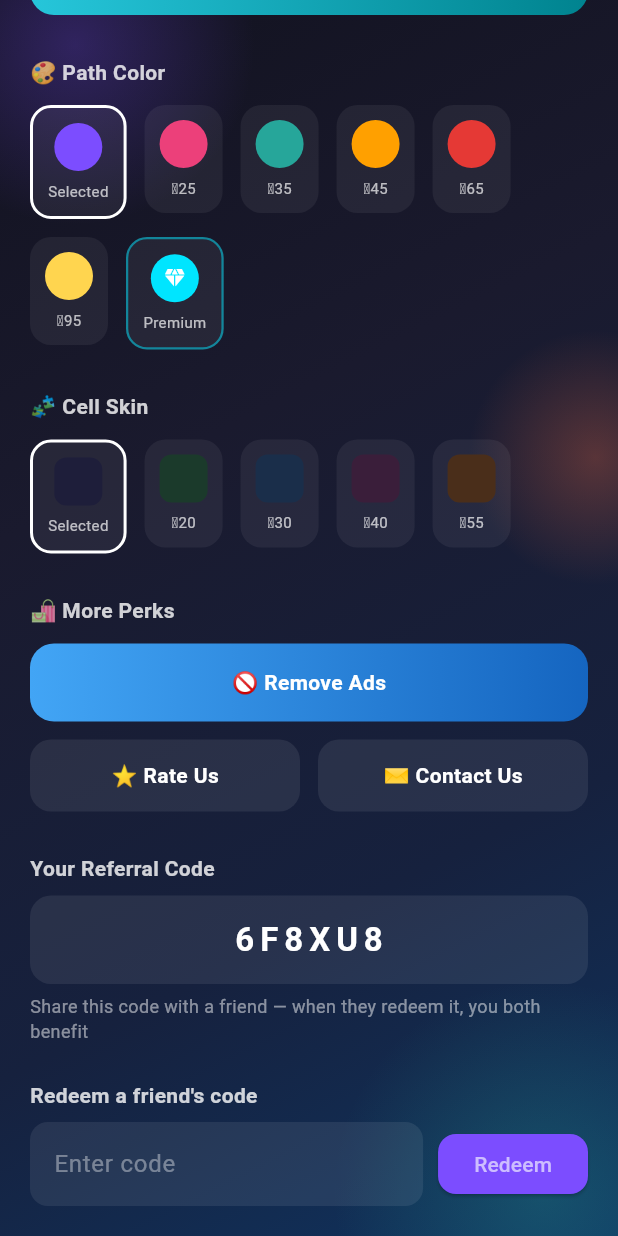
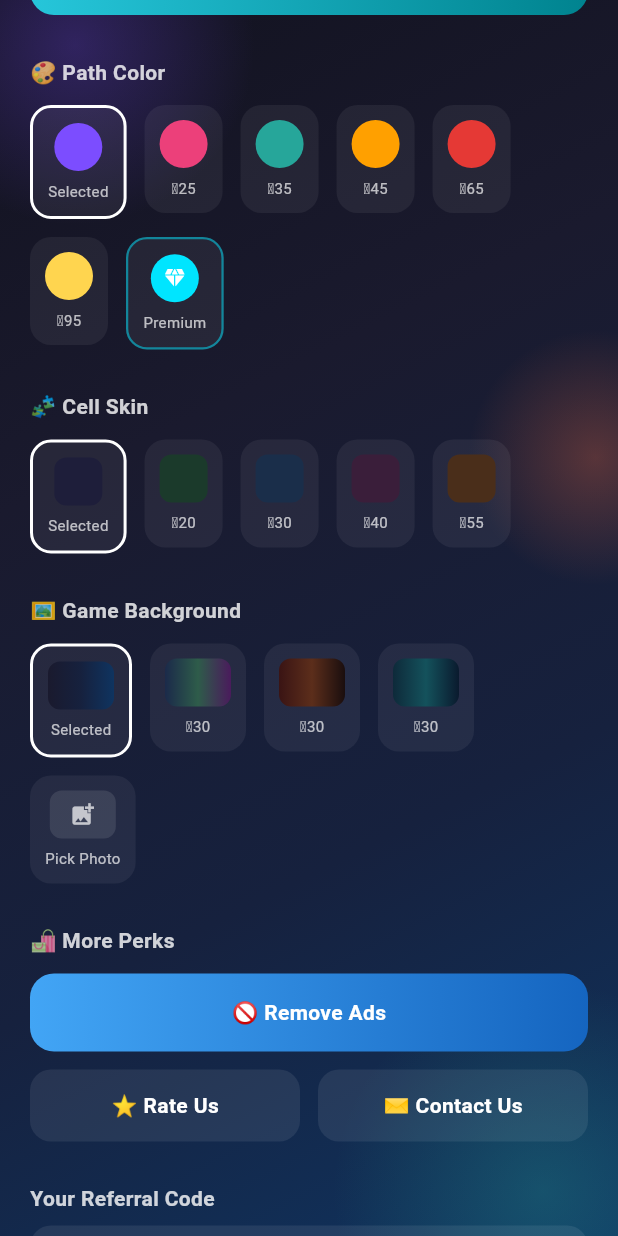
Before and after one commit to mojumder01/Dola-Foundation, a Flutter app: the RewardsScreen screen opened directly, scrolled down 455 dp, on a phone screen of 412 x 824 dp. Run offline on Flutter 3.47's test engine with Material 3 defaults, Android fonts, the phone set to English and light mode, and no system bars; our stand-ins replace google_mobile_ads, image_picker, in_app_purchase, shared_preferences; accounts and stored records are empty.

Commit message:
Add customizable game-screen background (presets + device photo)
- AppBackground now accepts optional gradientColors/imagePath so a single
  screen (GameScreen) can override the default look without affecting
  every other screen
- MazeBackgroundManager offers 3 coin-priced gradient presets plus a free
  slot that opens the device gallery via image_picker and uses the chosen
  photo (dimmed overlay) as the game background (#18)

```diff
--- a/mazebloom-game/lib/screens/rewards_screen.dart
+++ b/mazebloom-game/lib/screens/rewards_screen.dart
@@ -1,6 +1,7 @@
 import 'dart:async';
 import 'dart:math';
 import 'package:flutter/material.dart';
+import 'package:image_picker/image_picker.dart';
 import 'package:url_launcher/url_launcher.dart';
 import '../utils/coin_manager.dart';
 import '../utils/gem_manager.dart';
@@ -12,6 +13,7 @@ import '../utils/app_language.dart';
 import '../utils/app_links.dart';
 import '../utils/path_color_manager.dart';
 import '../utils/cell_skin_manager.dart';
+import '../utils/maze_background_manager.dart';
 import '../widgets/app_background.dart';
 import 'spin_wheel_screen.dart';
 
@@ -38,6 +40,8 @@ class _RewardsScreenState extends State<RewardsScreen> {
   Set<String> _unlockedColorIds = {};
   String _selectedSkinId = CellSkinManager.defaultId;
   Set<String> _unlockedSkinIds = {};
+  String _selectedBgId = MazeBackgroundManager.defaultId;
+  Set<String> _unlockedBgIds = {};
   final _codeController = TextEditingController();
   StreamSubscription<void>? _iapSubscription;
 
@@ -69,6 +73,8 @@ class _RewardsScreenState extends State<RewardsScreen> {
     final unlockedColorIds = await PathColorManager.getUnlockedIds();
     final selectedSkinId = await CellSkinManager.getSelectedId();
     final unlockedSkinIds = await CellSkinManager.getUnlockedIds();
+    final selectedBgId = await MazeBackgroundManager.getSelectedId();
+    final unlockedBgIds = await MazeBackgroundManager.getUnlockedIds();
     setState(() {
       _coins = coins;
       _gems = gems;
@@ -79,6 +85,8 @@ class _RewardsScreenState extends State<RewardsScreen> {
       _unlockedColorIds = unlockedColorIds;
       _selectedSkinId = selectedSkinId;
       _unlockedSkinIds = unlockedSkinIds;
+      _selectedBgId = selectedBgId;
+      _unlockedBgIds = unlockedBgIds;
       _loading = false;
     });
   }
@@ -138,6 +146,25 @@ class _RewardsScreenState extends State<RewardsScreen> {
       return;
     }
     final ok = await CellSkinManager.purchase(option.id);
+    if (ok) await _load();
+  }
+
+  Future<void> _buyOrSelectBackground(MazeBackgroundOption option) async {
+    if (option.isCustomPhoto) {
+      final picked = await ImagePicker().pickImage(source: ImageSource.gallery);
+      if (picked == null) return;
+      await MazeBackgroundManager.setCustomPhotoPath(picked.path);
+      await _load();
+      return;
+    }
+    final alreadyUnlocked = _unlockedBgIds.contains(option.id);
+    if (!alreadyUnlocked && _coins < option.cost) {
+      ScaffoldMessenger.of(context).showSnackBar(
+        SnackBar(content: Text(tr('যথেষ্ট কয়েন নেই', 'Not enough coins'))),
+      );
+      return;
+    }
+    final ok = await MazeBackgroundManager.purchase(option.id);
     if (ok) await _load();
   }
 
@@ -437,6 +464,55 @@ class _RewardsScreenState extends State<RewardsScreen> {
                       ),
                       const SizedBox(height: 28),
 
+                      Text(tr('🖼️ গেম ব্যাকগ্রাউন্ড', '🖼️ Game Background'), style: TextStyle(color: Colors.white.withOpacity(0.8), fontWeight: FontWeight.bold)),
+                      const SizedBox(height: 12),
+                      Wrap(
+                        spacing: 12,
+                        runSpacing: 12,
+                        children: MazeBackgroundManager.options.map((option) {
+                          final unlocked = _unlockedBgIds.contains(option.id);
+                          final selected = option.id == _selectedBgId;
+                          String label;
+                          if (option.isCustomPhoto) {
+                            label = unlocked ? (selected ? tr('বাছা হয়েছে', 'Selected') : tr('বদলাও', 'Change')) : tr('ছবি বাছো', 'Pick Photo');
+                          } else {
+                            label = unlocked ? (selected ? tr('বাছা হয়েছে', 'Selected') : tr('আনলকড', 'Unlocked')) : '🪙${option.cost}';
+                          }
+                          return GestureDetector(
+                            onTap: () => _buyOrSelectBackground(option),
+                            child: Container(
+                              padding: const EdgeInsets.all(10),
+                              decoration: BoxDecoration(
+                                color: Colors.white.withOpacity(0.06),
+                                borderRadius: BorderRadius.circular(14),
+                                border: selected ? Border.all(color: Colors.white, width: 2) : null,
+                              ),
+                              child: Column(
+                                children: [
+                                  Container(
+                                    width: 44,
+                                    height: 32,
+                                    decoration: BoxDecoration(
+                                      gradient: option.isCustomPhoto
+                                          ? null
+                                          : LinearGradient(colors: option.colors),
+                                      color: option.isCustomPhoto ? Colors.white.withOpacity(0.1) : null,
+                                      borderRadius: BorderRadius.circular(8),
+                                    ),
+                                    child: option.isCustomPhoto
+                                        ? const Icon(Icons.add_photo_alternate, color: Colors.white70, size: 18)
+                                        : null,
+                                  ),
+                                  const SizedBox(height: 6),
+                                  Text(label, style: const TextStyle(color: Colors.white70, fontSize: 10)),
+                                ],
+                              ),
+                            ),
+                          );
+                        }).toList(),
+                      ),
+                      const SizedBox(height: 28),
+
                       Text(tr('🛍️ আরও সুবিধা', '🛍️ More Perks'), style: TextStyle(color: Colors.white.withOpacity(0.8), fontWeight: FontWeight.bold)),
                       const SizedBox(height: 12),
                       if (IapService.adsRemoved)
--- /dev/null
+++ b/mazebloom-game/lib/utils/maze_background_manager.dart
@@ -0,0 +1,85 @@
+import 'package:flutter/material.dart';
+import 'package:shared_preferences/shared_preferences.dart';
+import 'coin_manager.dart';
+
+// গেম স্ক্রিনের background — কিছু আগে থেকে বানানো gradient, আর একটা স্লট নিজের ফোনের ছবি দিয়ে customize করার জন্য
+class MazeBackgroundOption {
+  final String id;
+  final List<Color> colors;
+  final int cost;
+  final bool isCustomPhoto; // true হলে device থেকে বাছা ছবি — কয়েন লাগে না, কিন্তু আগে ছবি বাছতে হবে
+
+  const MazeBackgroundOption({
+    required this.id,
+    required this.colors,
+    required this.cost,
+    this.isCustomPhoto = false,
+  });
+}
+
+class MazeBackgroundManager {
+  static const _unlockedKey = 'mazebloom_unlocked_bg';
+  static const _selectedKey = 'mazebloom_selected_bg';
+  static const _customPathKey = 'mazebloom_custom_bg_path';
+  static const String defaultId = 'default';
+  static const String customId = 'custom_photo';
+
+  static const List<MazeBackgroundOption> options = [
+    MazeBackgroundOption(id: defaultId, colors: [Color(0xFF1A1A2E), Color(0xFF16213E), Color(0xFF0F3460)], cost: 0),
+    MazeBackgroundOption(id: 'aurora', colors: [Color(0xFF1B2A4A), Color(0xFF2E5C4A), Color(0xFF4A1B5C)], cost: 30),
+    MazeBackgroundOption(id: 'ember', colors: [Color(0xFF3A1414), Color(0xFF5C2E1B), Color(0xFF1A0E0E)], cost: 30),
+    MazeBackgroundOption(id: 'lagoon', colors: [Color(0xFF0E2A3A), Color(0xFF14525C), Color(0xFF0A1A2E)], cost: 30),
+    MazeBackgroundOption(id: customId, colors: [Color(0xFF1A1A2E), Color(0xFF16213E)], cost: 0, isCustomPhoto: true),
+  ];
+
+  static MazeBackgroundOption optionFor(String id) =>
+      options.firstWhere((o) => o.id == id, orElse: () => options.first);
+
+  static Future<Set<String>> getUnlockedIds() async {
+    final prefs = await SharedPreferences.getInstance();
+    return (prefs.getStringList(_unlockedKey) ?? [defaultId]).toSet()..add(defaultId);
+  }
+
+  static Future<String> getSelectedId() async {
+    final prefs = await SharedPreferences.getInstance();
+    return prefs.getString(_selectedKey) ?? defaultId;
+  }
+
+  static Future<void> select(String id) async {
+    final prefs = await SharedPreferences.getInstance();
+    await prefs.setString(_selectedKey, id);
+  }
+
+  static Future<String?> getCustomPhotoPath() async {
+    final prefs = await SharedPreferences.getInstance();
+    return prefs.getString(_customPathKey);
+  }
+
+  static Future<void> setCustomPhotoPath(String path) async {
+    final prefs = await SharedPreferences.getInstance();
+    await prefs.setString(_customPathKey, path);
+    final unlocked = await getUnlockedIds();
+    unlocked.add(customId);
+    await prefs.setStringList(_unlockedKey, unlocked.toList());
+    await select(customId);
+  }
+
+  static Future<bool> purchase(String id) async {
+    final option = optionFor(id);
+    if (option.isCustomPhoto) return false; // এটা ছবি বাছার মাধ্যমেই আনলক হয়
+
+    final unlocked = await getUnlockedIds();
+    if (unlocked.contains(id)) {
+      await select(id);
+      return true;
+    }
+    final spent = await CoinManager.spendCoins(option.cost);
+    if (!spent) return false;
+
+    final prefs = await SharedPreferences.getInstance();
+    unlocked.add(id);
+    await prefs.setStringList(_unlockedKey, unlocked.toList());
+    await select(id);
+    return true;
+  }
+}
--- a/mazebloom-game/lib/widgets/app_background.dart
+++ b/mazebloom-game/lib/widgets/app_background.dart
@@ -1,29 +1,42 @@
+import 'dart:io';
 import 'package:flutter/material.dart';
 
 // সব screen এ একই রকম richer-looking background — flat gradient এর বদলে
-// soft glow blob গুলো দিয়ে একটু depth/visual interest যুক্ত করে
+// soft glow blob গুলো দিয়ে একটু depth/visual interest যুক্ত করে।
+// gradientColors/imagePath দিলে GameScreen এ customizable background ও দেখানো যায় (#18)
 class AppBackground extends StatelessWidget {
   final Widget child;
+  final List<Color>? gradientColors;
+  final String? imagePath;
 
-  const AppBackground({super.key, required this.child});
+  const AppBackground({super.key, required this.child, this.gradientColors, this.imagePath});
+
+  static const List<Color> _defaultColors = [
+    Color(0xFF12121F), Color(0xFF1A1A2E), Color(0xFF16213E), Color(0xFF0F3460),
+  ];
 
   @override
   Widget build(BuildContext context) {
+    final colors = gradientColors ?? _defaultColors;
     return Container(
-      decoration: const BoxDecoration(
+      decoration: BoxDecoration(
         gradient: LinearGradient(
           begin: Alignment.topLeft,
           end: Alignment.bottomRight,
-          colors: [Color(0xFF12121F), Color(0xFF1A1A2E), Color(0xFF16213E), Color(0xFF0F3460)],
-          stops: [0.0, 0.35, 0.7, 1.0],
+          colors: colors,
         ),
       ),
       child: Stack(
         fit: StackFit.expand,
         children: [
-          Positioned(top: -90, left: -70, child: _glow(const Color(0xFF7C4DFF), 240)),
-          Positioned(bottom: -110, right: -90, child: _glow(const Color(0xFF26A69A), 280)),
-          Positioned(top: 220, right: -70, child: _glow(const Color(0xFFFF7043), 170)),
+          if (imagePath != null) ...[
+            Image.file(File(imagePath!), fit: BoxFit.cover),
+            Container(color: Colors.black.withOpacity(0.55)),
+          ] else ...[
+            Positioned(top: -90, left: -70, child: _glow(const Color(0xFF7C4DFF), 240)),
+            Positioned(bottom: -110, right: -90, child: _glow(const Color(0xFF26A69A), 280)),
+            Positioned(top: 220, right: -70, child: _glow(const Color(0xFFFF7043), 170)),
+          ],
           child,
         ],
       ),
--- a/mazebloom-game/pubspec.yaml
+++ b/mazebloom-game/pubspec.yaml
@@ -24,6 +24,9 @@ dependencies:
   # Rate us / Contact us / share referral code লিংক খোলার জন্য
   url_launcher: ^6.3.1
 
+  # গ্যালারি থেকে maze background এর জন্য নিজের ছবি বাছার জন্য
+  image_picker: ^1.1.2
+
   cupertino_icons: ^1.0.8
 
 dev_dependencies:
```
Also changed, not shown: mazebloom-game/lib/screens/game_screen.dart (+10 -0 lines).
